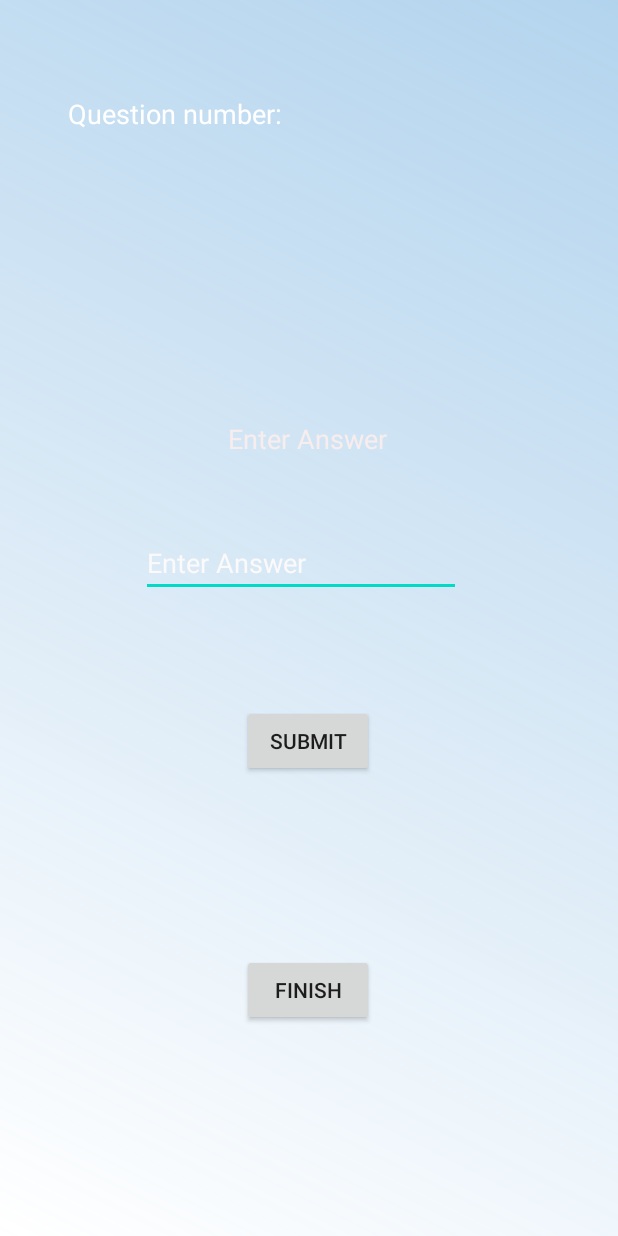
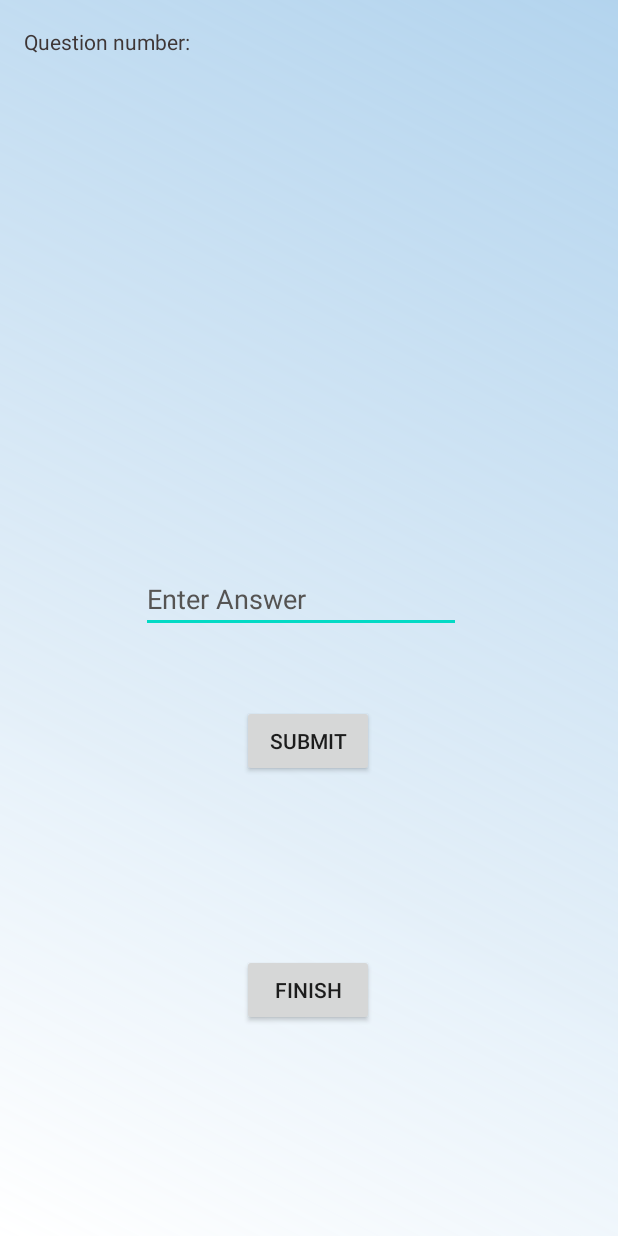
Before and after one commit to 57spvqas/Mobile-App-Group4, an Android app: the layout activity_easy_quiz.xml on its own in the app's theme, with its tools: preview values and no code run, on a phone screen of 412 x 824 dp. Run offline under Robolectric (Android 15) with nearby library versions, the phone set to English and light mode, and no system bars; Roboto replaces fonts that are not available here.

Commit message:
Update activity_easy_quiz.xml

```diff
--- a/MentalBrainApplication1.9/app/src/main/res/layout/activity_easy_quiz.xml
+++ b/MentalBrainApplication1.9/app/src/main/res/layout/activity_easy_quiz.xml
@@ -8,43 +8,37 @@
     tools:context=".MentalMaths">
 
     <TextView
-        android:id="@+id/questionNumber"
-        android:layout_width="104dp"
-        android:layout_height="34dp"
+        android:id="@+id/questionNumber4"
+        android:layout_width="42dp"
+        android:layout_height="21dp"
         android:layout_marginStart="169dp"
         android:layout_marginLeft="169dp"
-        android:layout_marginTop="63dp"
-        android:layout_marginEnd="32dp"
-        android:layout_marginRight="32dp"
         android:layout_marginBottom="39dp"
-        android:textColor="#FFFFFF"
-        android:textSize="18sp"
-        app:layout_constraintBottom_toTopOf="@+id/score"
+        android:textColor="#3E3636"
+        android:textSize="14sp"
+        app:layout_constraintBottom_toBottomOf="parent"
         app:layout_constraintEnd_toEndOf="parent"
-        app:layout_constraintHorizontal_bias="0.547"
+        app:layout_constraintHorizontal_bias="0.983"
         app:layout_constraintStart_toStartOf="parent"
         app:layout_constraintTop_toTopOf="parent"
-        app:layout_constraintVertical_bias="0.0" />
+        app:layout_constraintVertical_bias="0.024" />
 
     <TextView
-        android:id="@+id/textView23"
-        android:layout_width="166dp"
-        android:layout_height="34dp"
-        android:layout_marginStart="54dp"
-        android:layout_marginLeft="54dp"
-        android:layout_marginTop="63dp"
+        android:id="@+id/textView28"
+        android:layout_width="185dp"
+        android:layout_height="32dp"
         android:layout_marginEnd="28dp"
         android:layout_marginRight="28dp"
         android:layout_marginBottom="39dp"
         android:text="@string/TextView_question_number"
-        android:textColor="#FFFFFF"
-        android:textSize="18sp"
-        app:layout_constraintBottom_toTopOf="@+id/score"
-        app:layout_constraintEnd_toStartOf="@+id/questionNumber"
-        app:layout_constraintHorizontal_bias="0.444"
+        android:textColor="#3E3636"
+        android:textSize="14sp"
+        app:layout_constraintBottom_toBottomOf="parent"
+        app:layout_constraintEnd_toEndOf="parent"
+        app:layout_constraintHorizontal_bias="0.08"
         app:layout_constraintStart_toStartOf="parent"
         app:layout_constraintTop_toTopOf="parent"
-        app:layout_constraintVertical_bias="0.0" />
+        app:layout_constraintVertical_bias="0.024" />
 
     <Button
         android:id="@+id/button14"
@@ -62,12 +56,12 @@
         android:id="@+id/answer"
         android:layout_width="wrap_content"
         android:layout_height="0dp"
-        android:layout_marginBottom="72dp"
+        android:layout_marginBottom="48dp"
         android:ems="10"
         android:hint="Enter Answer"
         android:inputType="number"
-        android:textColor="#FFFFFF"
-        android:textColorHint="#FBF9F9"
+        android:textColor="#3E3636"
+        android:textColorHint="#555453"
         app:layout_constraintBottom_toTopOf="@+id/button14"
         app:layout_constraintEnd_toEndOf="parent"
         app:layout_constraintHorizontal_bias="0.474"
@@ -79,13 +73,12 @@
         android:layout_height="0dp"
         android:layout_marginBottom="48dp"
         android:gravity="center"
-        android:textColor="#F8EDED"
-        android:textSize="18sp"
+        android:textColor="#DC6408"
+        android:textSize="21sp"
         app:layout_constraintBottom_toTopOf="@+id/answer"
         app:layout_constraintEnd_toEndOf="parent"
         app:layout_constraintHorizontal_bias="0.495"
-        app:layout_constraintStart_toStartOf="parent"
-        tools:text="Enter Answer" />
+        app:layout_constraintStart_toStartOf="parent" />
 
     <TextView
         android:id="@+id/note"
@@ -93,7 +86,7 @@
         android:layout_height="0dp"
         android:layout_marginBottom="52dp"
         android:gravity="center"
-        android:textColor="#FFFFFF"
+        android:textColor="#3E3636"
         android:textSize="16sp"
         app:layout_constraintBottom_toTopOf="@+id/finish"
         app:layout_constraintEnd_toEndOf="parent"
@@ -104,9 +97,9 @@
         android:id="@+id/score"
         android:layout_width="162dp"
         android:layout_height="0dp"
-        android:layout_marginBottom="24dp"
+        android:layout_marginBottom="60dp"
         android:gravity="center"
-        android:textColor="#DCAE08"
+        android:textColor="#DC6408"
         android:textSize="18sp"
         app:layout_constraintBottom_toTopOf="@+id/question"
         app:layout_constraintEnd_toEndOf="parent"
```
